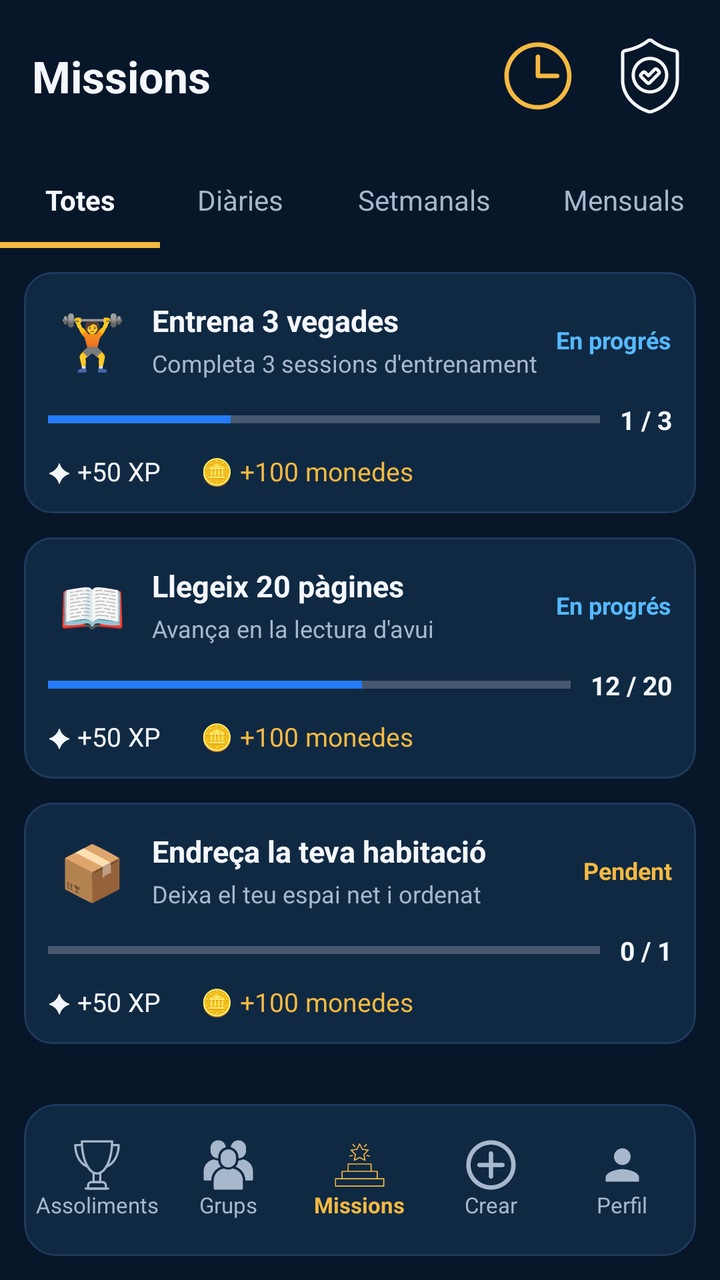
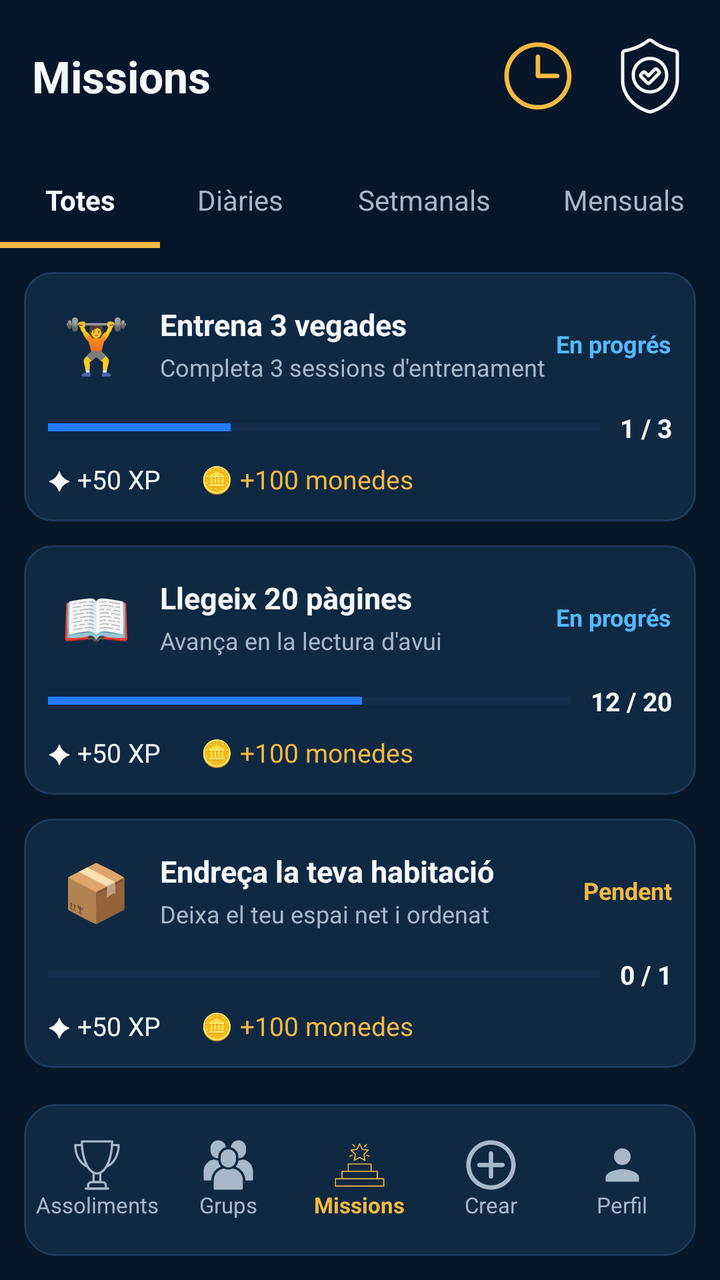

An Android layout rendered at two revisions. The XML below is the earlier revision; the diff shows what the commit changed to produce the second picture.
<!-- AndroidManifest.xml: application theme Theme.Player1 -->
<!-- res/layout/misions.xml -->
<?xml version="1.0" encoding="utf-8"?>
<LinearLayout xmlns:android="http://schemas.android.com/apk/res/android"
    xmlns:app="http://schemas.android.com/apk/res-auto"
    android:layout_width="match_parent"
    android:layout_height="match_parent"
    android:orientation="vertical"
    android:background="@android:color/transparent">

    <LinearLayout
        android:layout_width="match_parent"
        android:layout_height="76dp"
        android:gravity="center_vertical"
        android:orientation="horizontal"
        android:baselineAligned="false"
        android:paddingStart="16dp"
        android:paddingEnd="16dp">

        <TextView
            android:layout_width="0dp"
            android:layout_height="wrap_content"
            android:layout_weight="1"
            android:text="@string/missions_titol"
            android:textColor="@color/ice_white"
            android:textSize="22sp"
            android:textStyle="bold" />

        <ImageView
            android:layout_width="34dp"
            android:layout_height="34dp"
            android:src="@drawable/ic_time"
            android:scaleType="fitCenter"
            android:contentDescription="@string/missions_descripcio_rellotge"
            app:tint="@color/gold" />

        <ImageView
            android:layout_width="38dp"
            android:layout_height="38dp"
            android:layout_marginStart="20dp"
            app:tint="@color/ice_white"
            android:src="@drawable/ic_shield"
            android:scaleType="fitCenter"
            android:contentDescription="@string/missions_descripcio_escut" />

    </LinearLayout>

    <LinearLayout
        android:layout_width="match_parent"
        android:layout_height="48dp"
        android:orientation="horizontal"
        android:gravity="center_vertical"
        android:baselineAligned="false">

        <FrameLayout
            android:layout_width="0dp"
            android:layout_height="match_parent"
            android:layout_weight="1">

            <TextView
                android:layout_width="match_parent"
                android:layout_height="match_parent"
                android:gravity="center"
                android:text="@string/missions_pestanya_totes"
                android:textColor="@color/ice_white"
                android:textSize="14sp"
                android:textStyle="bold" />

            <View
                android:layout_width="match_parent"
                android:layout_height="3dp"
                android:layout_gravity="bottom"
                android:background="@color/gold" />

        </FrameLayout>

        <FrameLayout
            android:layout_width="0dp"
            android:layout_height="match_parent"
            android:layout_weight="1">

            <TextView
                android:layout_width="match_parent"
                android:layout_height="match_parent"
                android:gravity="center"
                android:text="@string/missions_pestanya_diaries"
                android:textColor="@color/grey_blue"
                android:textSize="14sp" />

        </FrameLayout>

        <FrameLayout
            android:layout_width="0dp"
            android:layout_height="match_parent"
            android:layout_weight="1.3">

            <TextView
                android:layout_width="match_parent"
                android:layout_height="match_parent"
                android:gravity="center"
                android:text="@string/missions_pestanya_setmanals"
                android:textColor="@color/grey_blue"
                android:textSize="14sp" />

        </FrameLayout>

        <FrameLayout
            android:layout_width="0dp"
            android:layout_height="match_parent"
            android:layout_weight="1.2">

            <TextView
                android:layout_width="match_parent"
                android:layout_height="match_parent"
                android:gravity="center"
                android:text="@string/missions_pestanya_mensuals"
                android:textColor="@color/grey_blue"
                android:textSize="14sp" />

        </FrameLayout>

    </LinearLayout>

    <ScrollView
        android:layout_width="match_parent"
        android:layout_height="0dp"
        android:layout_weight="1"
        android:fillViewport="false"
        android:clipToPadding="false"
        android:scrollbars="none">

        <LinearLayout
            android:layout_width="match_parent"
            android:layout_height="wrap_content"
            android:orientation="vertical"
            android:paddingStart="12dp"
            android:paddingEnd="12dp"
            android:paddingTop="12dp"
            android:paddingBottom="12dp">

            <com.google.android.material.card.MaterialCardView
                android:layout_width="match_parent"
                android:layout_height="wrap_content"
                android:layout_marginBottom="12dp"
                app:cardBackgroundColor="@color/slate_blue"
                app:cardCornerRadius="14dp"
                app:cardElevation="0dp"
                app:strokeColor="@color/slate_blue_stroke"
                app:strokeWidth="1dp">

                <LinearLayout
                    android:layout_width="match_parent"
                    android:layout_height="wrap_content"
                    android:orientation="vertical"
                    android:padding="12dp">

                    <LinearLayout
                        android:layout_width="match_parent"
                        android:layout_height="wrap_content"
                        android:gravity="center_vertical"
                        android:orientation="horizontal"
                        android:baselineAligned="false">

                        <TextView
                            android:layout_width="44dp"
                            android:layout_height="44dp"
                            android:gravity="center"
                            android:text="@string/missio_entrenament_emoji"
                            android:textSize="27sp"
                            android:importantForAccessibility="no" />

                        <LinearLayout
                            android:layout_width="0dp"
                            android:layout_height="wrap_content"
                            android:layout_weight="1"
                            android:layout_marginStart="8dp"
                            android:orientation="vertical">

                            <TextView
                                android:layout_width="wrap_content"
                                android:layout_height="wrap_content"
                                android:text="@string/missio_entrenament_titol"
                                android:textColor="@color/ice_white"
                                android:textSize="15sp"
                                android:textStyle="bold" />

                            <TextView
                                android:layout_width="wrap_content"
                                android:layout_height="wrap_content"
                                android:layout_marginTop="3dp"
                                android:text="@string/missio_entrenament_descripcio"
                                android:textColor="@color/grey_blue"
                                android:textSize="12sp" />

                        </LinearLayout>

                        <TextView
                            android:layout_width="wrap_content"
                            android:layout_height="wrap_content"
                            android:text="@string/missions_estat_progres"
                            android:textColor="@color/status_in_progress"
                            android:textSize="12sp"
                            android:textStyle="bold" />

                    </LinearLayout>

                    <LinearLayout
                        android:layout_width="match_parent"
                        android:layout_height="wrap_content"
                        android:layout_marginTop="9dp"
                        android:gravity="center_vertical"
                        android:orientation="horizontal"
                        android:baselineAligned="false">

                        <ProgressBar
                            style="?android:attr/progressBarStyleHorizontal"
                            android:layout_width="0dp"
                            android:layout_height="8dp"
                            android:layout_weight="1"
                            android:max="100"
                            android:progress="33"
                            app:progressTint="@color/electric_blue"
                            app:progressBackgroundTint="@color/slate_blue_stroke"
                            android:contentDescription="@string/missio_entrenament_descripcio_progres" />

                        <TextView
                            android:layout_width="wrap_content"
                            android:layout_height="wrap_content"
                            android:layout_marginStart="10dp"
                            android:text="@string/missio_entrenament_progres"
                            android:textColor="@color/ice_white"
                            android:textSize="13sp"
                            android:textStyle="bold" />

                    </LinearLayout>

                    <LinearLayout
                        android:layout_width="match_parent"
                        android:layout_height="wrap_content"
                        android:layout_marginTop="8dp"
                        android:orientation="horizontal">

                        <TextView
                            android:layout_width="wrap_content"
                            android:layout_height="wrap_content"
                            android:text="@string/missions_recompensa_xp"
                            android:textColor="@color/ice_white"
                            android:textSize="13sp" />

                        <TextView
                            android:layout_width="wrap_content"
                            android:layout_height="wrap_content"
                            android:layout_marginStart="20dp"
                            android:text="@string/missions_recompensa_moneda"
                            android:textColor="@color/gold"
                            android:textSize="13sp" />

                    </LinearLayout>

                </LinearLayout>

            </com.google.android.material.card.MaterialCardView>

            <com.google.android.material.card.MaterialCardView
                android:layout_width="match_parent"
                android:layout_height="wrap_content"
                android:layout_marginBottom="12dp"
                app:cardBackgroundColor="@color/slate_blue"
                app:cardCornerRadius="14dp"
                app:cardElevation="0dp"
                app:strokeColor="@color/slate_blue_stroke"
                app:strokeWidth="1dp">

                <LinearLayout
                    android:layout_width="match_parent"
                    android:layout_height="wrap_content"
                    android:orientation="vertical"
                    android:padding="12dp">

                    <LinearLayout
                        android:layout_width="match_parent"
                        android:layout_height="wrap_content"
                        android:gravity="center_vertical"
                        android:orientation="horizontal"
                        android:baselineAligned="false">

                        <TextView
                            android:layout_width="44dp"
                            android:layout_height="44dp"
                            android:gravity="center"
                            android:text="@string/missio_lectura_emoji"
                            android:textSize="27sp"
                            android:importantForAccessibility="no" />

                        <LinearLayout
                            android:layout_width="0dp"
                            android:layout_height="wrap_content"
                            android:layout_weight="1"
                            android:layout_marginStart="8dp"
                            android:orientation="vertical">

                            <TextView
                                android:layout_width="wrap_content"
                                android:layout_height="wrap_content"
                                android:text="@string/missio_lectura_titol"
                                android:textColor="@color/ice_white"
                                android:textSize="15sp"
                                android:textStyle="bold" />

                            <TextView
                                android:layout_width="wrap_content"
                                android:layout_height="wrap_content"
                                android:layout_marginTop="3dp"
                                android:text="@string/missio_lectura_descripcio"
                                android:textColor="@color/grey_blue"
                                android:textSize="12sp" />

                        </LinearLayout>

                        <TextView
                            android:layout_width="wrap_content"
                            android:layout_height="wrap_content"
                            android:text="@string/missions_estat_progres"
                            android:textColor="@color/status_in_progress"
                            android:textSize="12sp"
                            android:textStyle="bold" />

                    </LinearLayout>

                    <LinearLayout
                        android:layout_width="match_parent"
                        android:layout_height="wrap_content"
                        android:layout_marginTop="9dp"
                        android:gravity="center_vertical"
                        android:orientation="horizontal"
                        android:baselineAligned="false">

                        <ProgressBar
                            style="?android:attr/progressBarStyleHorizontal"
                            android:layout_width="0dp"
                            android:layout_height="8dp"
                            android:layout_weight="1"
                            android:max="100"
                            android:progress="60"
                            app:progressTint="@color/electric_blue"
                            app:progressBackgroundTint="@color/slate_blue_stroke"
                            android:contentDescription="@string/missio_lectura_descripcio_progres" />

                        <TextView
                            android:layout_width="wrap_content"
                            android:layout_height="wrap_content"
                            android:layout_marginStart="10dp"
                            android:text="@string/missio_lectura_progres"
                            android:textColor="@color/ice_white"
                            android:textSize="13sp"
                            android:textStyle="bold" />

                    </LinearLayout>

                    <LinearLayout
                        android:layout_width="match_parent"
                        android:layout_height="wrap_content"
                        android:layout_marginTop="8dp"
                        android:orientation="horizontal">

                        <TextView
                            android:layout_width="wrap_content"
                            android:layout_height="wrap_content"
                            android:text="@string/missions_recompensa_xp"
                            android:textColor="@color/ice_white"
                            android:textSize="13sp" />

                        <TextView
                            android:layout_width="wrap_content"
                            android:layout_height="wrap_content"
                            android:layout_marginStart="20dp"
                            android:text="@string/missions_recompensa_moneda"
                            android:textColor="@color/gold"
                            android:textSize="13sp" />

                    </LinearLayout>

                </LinearLayout>

            </com.google.android.material.card.MaterialCardView>

            <com.google.android.material.card.MaterialCardView
                android:layout_width="match_parent"
                android:layout_height="wrap_content"
                app:cardBackgroundColor="@color/slate_blue"
                app:cardCornerRadius="14dp"
                app:cardElevation="0dp"
                app:strokeColor="@color/slate_blue_stroke"
                app:strokeWidth="1dp">

                <LinearLayout
                    android:layout_width="match_parent"
                    android:layout_height="wrap_content"
                    android:orientation="vertical"
                    android:padding="12dp">

                    <LinearLayout
                        android:layout_width="match_parent"
                        android:layout_height="wrap_content"
                        android:gravity="center_vertical"
                        android:orientation="horizontal"
                        android:baselineAligned="false">

                        <TextView
                            android:layout_width="44dp"
                            android:layout_height="44dp"
                            android:gravity="center"
                            android:text="@string/missio_habitacio_emoji"
                            android:textSize="27sp"
                            android:importantForAccessibility="no" />

                        <LinearLayout
                            android:layout_width="0dp"
                            android:layout_height="wrap_content"
                            android:layout_weight="1"
                            android:layout_marginStart="8dp"
                            android:orientation="vertical">

                            <TextView
                                android:layout_width="wrap_content"
                                android:layout_height="wrap_content"
                                android:text="@string/missio_habitacio_titol"
                                android:textColor="@color/ice_white"
                                android:textSize="15sp"
                                android:textStyle="bold" />

                            <TextView
                                android:layout_width="wrap_content"
                                android:layout_height="wrap_content"
                                android:layout_marginTop="3dp"
                                android:text="@string/missio_habitacio_descripcio"
                                android:textColor="@color/grey_blue"
                                android:textSize="12sp" />

                        </LinearLayout>

                        <TextView
                            android:layout_width="wrap_content"
                            android:layout_height="wrap_content"
                            android:text="@string/missions_estat_pendent"
                            android:textColor="@color/status_pending"
                            android:textSize="12sp"
                            android:textStyle="bold" />

                    </LinearLayout>

                    <LinearLayout
                        android:layout_width="match_parent"
                        android:layout_height="wrap_content"
                        android:layout_marginTop="9dp"
                        android:gravity="center_vertical"
                        android:orientation="horizontal"
                        android:baselineAligned="false">

                        <ProgressBar
                            style="?android:attr/progressBarStyleHorizontal"
                            android:layout_width="0dp"
                            android:layout_height="8dp"
                            android:layout_weight="1"
                            android:max="100"
                            android:progress="0"
                            app:appTint="@color/electric_blue"
                            app:progressBackgroundTint="@color/slate_blue_stroke"
                            android:contentDescription="@string/missio_habitacio_descripcio_progres" />

                        <TextView
                            android:layout_width="wrap_content"
                            android:layout_height="wrap_content"
                            android:layout_marginStart="10dp"
                            android:text="@string/missio_habitacio_progres"
                            android:textColor="@color/ice_white"
                            android:textSize="13sp"
                            android:textStyle="bold" />

                    </LinearLayout>

                    <LinearLayout
                        android:layout_width="match_parent"
                        android:layout_height="wrap_content"
                        android:layout_marginTop="8dp"
                        android:orientation="horizontal">

                        <TextView
                            android:layout_width="wrap_content"
                            android:layout_height="wrap_content"
                            android:text="@string/missions_recompensa_xp"
                            android:textColor="@color/ice_white"
                            android:textSize="13sp" />

                        <TextView
                            android:layout_width="wrap_content"
                            android:layout_height="wrap_content"
                            android:layout_marginStart="20dp"
                            android:text="@string/missions_recompensa_moneda"
                            android:textColor="@color/gold"
                            android:textSize="13sp" />

                    </LinearLayout>

                </LinearLayout>

            </com.google.android.material.card.MaterialCardView>

        </LinearLayout>

    </ScrollView>

    <com.google.android.material.card.MaterialCardView
        android:layout_width="match_parent"
        android:layout_height="76dp"
        android:layout_marginStart="12dp"
        android:layout_marginEnd="12dp"
        android:layout_marginBottom="12dp"
        app:cardBackgroundColor="@color/slate_blue"
        app:cardCornerRadius="16dp"
        app:cardElevation="0dp"
        app:strokeColor="@color/slate_blue_stroke"
        app:strokeWidth="1dp">

        <LinearLayout
            android:layout_width="match_parent"
            android:layout_height="match_parent"
            android:orientation="horizontal"
            android:gravity="center_vertical"
            android:baselineAligned="false"
            android:paddingStart="4dp"
            android:paddingEnd="4dp">

            <LinearLayout
                android:layout_width="0dp"
                android:layout_height="match_parent"
                android:layout_weight="1"
                android:gravity="center"
                android:orientation="vertical">

                <ImageView
                    android:layout_width="25dp"
                    android:layout_height="25dp"
                    android:src="@drawable/ic_cup"
                    app:tint="@color/grey_blue"
                    android:contentDescription="@string/navegacio_descripcio_assoliments" />

                <TextView
                    android:layout_width="wrap_content"
                    android:layout_height="wrap_content"
                    android:text="@string/navegacio_assoliments"
                    android:textColor="@color/grey_blue"
                    android:textSize="11sp" />

            </LinearLayout>

            <LinearLayout
                android:layout_width="0dp"
                android:layout_height="match_parent"
                android:layout_weight="1"
                android:gravity="center"
                android:orientation="vertical">

                <ImageView
                    android:layout_width="25dp"
                    android:layout_height="25dp"
                    android:src="@drawable/ic_groups"
                    app:tint="@color/grey_blue"
                    android:contentDescription="@string/navegacio_descripcio_grups" />

                <TextView
                    android:layout_width="wrap_content"
                    android:layout_height="wrap_content"
                    android:text="@string/navegacio_grups"
                    android:textColor="@color/grey_blue"
                    android:textSize="11sp" />

            </LinearLayout>

            <LinearLayout
                android:layout_width="0dp"
                android:layout_height="match_parent"
                android:layout_weight="1"
                android:gravity="center"
                android:orientation="vertical">

                <ImageView
                    android:layout_width="25dp"
                    android:layout_height="25dp"
                    android:src="@drawable/ic_mission"
                    app:tint="@color/gold"
                    android:contentDescription="@string/navegacio_descripcio_missions" />

                <TextView
                    android:layout_width="wrap_content"
                    android:layout_height="wrap_content"
                    android:text="@string/navegacio_missions"
                    android:textColor="@color/gold"
                    android:textSize="11sp"
                    android:textStyle="bold" />

            </LinearLayout>

            <LinearLayout
                android:layout_width="0dp"
                android:layout_height="match_parent"
                android:layout_weight="1"
                android:gravity="center"
                android:orientation="vertical">

                <ImageView
                    android:layout_width="25dp"
                    android:layout_height="25dp"
                    android:src="@drawable/ic_add"
                    app:tint="@color/grey_blue"
                    android:contentDescription="@string/navegacio_descripcio_crear" />

                <TextView
                    android:layout_width="wrap_content"
                    android:layout_height="wrap_content"
                    android:text="@string/navegacio_crear"
                    android:textColor="@color/grey_blue"
                    android:textSize="11sp" />

            </LinearLayout>

            <LinearLayout
                android:layout_width="0dp"
                android:layout_height="match_parent"
                android:layout_weight="1"
                android:gravity="center"
                android:orientation="vertical">

                <ImageView
                    android:layout_width="25dp"
                    android:layout_height="25dp"
                    android:src="@drawable/ic_person"
                    app:tint="@color/grey_blue"
                    android:contentDescription="@string/navegacio_descripcio_perfil" />

                <TextView
                    android:layout_width="wrap_content"
                    android:layout_height="wrap_content"
                    android:text="@string/navegacio_perfil"
                    android:textColor="@color/grey_blue"
                    android:textSize="11sp" />

            </LinearLayout>

        </LinearLayout>

    </com.google.android.material.card.MaterialCardView>

</LinearLayout>
<!-- resources referenced by this layout -->
<resources>
  <color name="electric_blue">#FF247BFA</color>
  <color name="gold">#FFF4B942</color>
  <color name="grey_blue">#FFA7B8CC</color>
  <color name="ice_white">#FFF4F7FC</color>
  <color name="slate_blue">#FF102943</color>
  <color name="slate_blue_stroke">#FF1E3A5C</color>
  <color name="status_in_progress">#FF55B9FF</color>
  <color name="status_pending">#FFF4B942</color>
  <!-- drawable ic_person (drawable) -->
  <?xml version="1.0" encoding="utf-8"?>
  <vector xmlns:android="http://schemas.android.com/apk/res/android"
      android:width="24dp"
      android:height="24dp"
      android:autoMirrored="false"
      android:tint="?attr/colorControlNormal"
      android:viewportWidth="24"
      android:viewportHeight="24">
      <path
          android:fillColor="@android:color/white"
          android:pathData="M12,12c2.21,0 4,-1.79 4,-4s-1.79,-4 -4,-4 -4,1.79 -4,4 1.79,4 4,4zM12,14c-2.67,0 -8,1.34 -8,4v2h16v-2c0,-2.66 -5.33,-4 -8,-4z" />
  </vector>
  <string name="missio_entrenament_descripcio">Completa 3 sessions d\'entrenament</string>
  <string name="missio_entrenament_descripcio_progres">Progrés de l\'entrenament: 1 de 3 sessions</string>
  <string name="missio_entrenament_emoji">🏋️</string>
  <string name="missio_entrenament_progres">1 / 3</string>
  <string name="missio_entrenament_titol">Entrena 3 vegades</string>
  <string name="missio_habitacio_descripcio">Deixa el teu espai net i ordenat</string>
  <string name="missio_habitacio_descripcio_progres">Progrés d\'organització: 0 d\'1 tasca</string>
  <string name="missio_habitacio_emoji">📦</string>
  <string name="missio_habitacio_progres">0 / 1</string>
  <string name="missio_habitacio_titol">Endreça la teva habitació</string>
  <string name="missio_lectura_descripcio">Avança en la lectura d\'avui</string>
  <string name="missio_lectura_descripcio_progres">Progrés de lectura: 12 de 20 pàgines</string>
  <string name="missio_lectura_emoji">📖</string>
  <string name="missio_lectura_progres">12 / 20</string>
  <string name="missio_lectura_titol">Llegeix 20 pàgines</string>
  <string name="missions_descripcio_escut">Accedir a les missions permanents</string>
  <string name="missions_descripcio_rellotge">Accedir a les missions temporals</string>
  <string name="missions_estat_pendent">Pendent</string>
  <string name="missions_estat_progres">En progrés</string>
  <string name="missions_pestanya_diaries">Diàries</string>
  <string name="missions_pestanya_mensuals">Mensuals</string>
  <string name="missions_pestanya_setmanals">Setmanals</string>
  <string name="missions_pestanya_totes">Totes</string>
  <string name="missions_recompensa_moneda">🪙 +100 monedes</string>
  <string name="missions_recompensa_xp">✦ +50 XP</string>
  <string name="missions_titol">Missions</string>
  <string name="navegacio_assoliments">Assoliments</string>
  <string name="navegacio_crear">Crear</string>
  <string name="navegacio_descripcio_assoliments">Accedir als assoliments</string>
  <string name="navegacio_descripcio_crear">Accedir a la creació de missions</string>
  <string name="navegacio_descripcio_grups">Accedir als grups</string>
  <string name="navegacio_descripcio_missions">Accedir a les missions</string>
  <string name="navegacio_descripcio_perfil">Accedir al perfil</string>
  <string name="navegacio_grups">Grups</string>
  <string name="navegacio_missions">Missions</string>
  <string name="navegacio_perfil">Perfil</string>
  <color name="night_blue">#FF071629</color>
  <!-- unchanged entries left out for length: 7 -->
</resources>

<!-- the commit's change to res/layout/misions.xml (unified diff, before → after) -->
@@ -160,8 +160,10 @@
                         android:baselineAligned="false">
 
                         <TextView
-                            android:layout_width="44dp"
-                            android:layout_height="44dp"
+                            android:layout_width="wrap_content"
+                            android:layout_height="wrap_content"
+                            android:minWidth="48dp"
+                            android:minHeight="48dp"
                             android:gravity="center"
                             android:text="@string/missio_entrenament_emoji"
                             android:textSize="27sp"
@@ -217,8 +219,8 @@
                             android:layout_weight="1"
                             android:max="100"
                             android:progress="33"
-                            app:progressTint="@color/electric_blue"
-                            app:progressBackgroundTint="@color/slate_blue_stroke"
+                            android:progressTint="@color/electric_blue"
+                            android:progressBackgroundTint="@color/slate_blue_stroke"
                             android:contentDescription="@string/missio_entrenament_descripcio_progres" />
 
                         <TextView
@@ -283,11 +285,13 @@
                         android:baselineAligned="false">
 
                         <TextView
-                            android:layout_width="44dp"
-                            android:layout_height="44dp"
+                            android:layout_width="wrap_content"
+                            android:layout_height="wrap_content"
+                            android:minWidth="48dp"
+                            android:minHeight="48dp"
                             android:gravity="center"
+                            android:textSize="28sp"
                             android:text="@string/missio_lectura_emoji"
-                            android:textSize="27sp"
                             android:importantForAccessibility="no" />
 
                         <LinearLayout
@@ -340,8 +344,8 @@
                             android:layout_weight="1"
                             android:max="100"
                             android:progress="60"
-                            app:progressTint="@color/electric_blue"
-                            app:progressBackgroundTint="@color/slate_blue_stroke"
+                            android:progressTint="@color/electric_blue"
+                            android:progressBackgroundTint="@color/slate_blue_stroke"
                             android:contentDescription="@string/missio_lectura_descripcio_progres" />
 
                         <TextView
@@ -405,11 +409,13 @@
                         android:baselineAligned="false">
 
                         <TextView
-                            android:layout_width="44dp"
-                            android:layout_height="44dp"
+                            android:layout_width="wrap_content"
+                            android:layout_height="wrap_content"
+                            android:minWidth="48dp"
+                            android:minHeight="48dp"
+                            android:textSize="28sp"
                             android:gravity="center"
                             android:text="@string/missio_habitacio_emoji"
-                            android:textSize="27sp"
                             android:importantForAccessibility="no" />
 
                         <LinearLayout
@@ -462,8 +468,8 @@
                             android:layout_weight="1"
                             android:max="100"
                             android:progress="0"
-                            app:appTint="@color/electric_blue"
-                            app:progressBackgroundTint="@color/slate_blue_stroke"
+                            android:progressTint="@color/electric_blue"
+                            android:progressBackgroundTint="@color/slate_blue_stroke"
                             android:contentDescription="@string/missio_habitacio_descripcio_progres" />
 
                         <TextView
